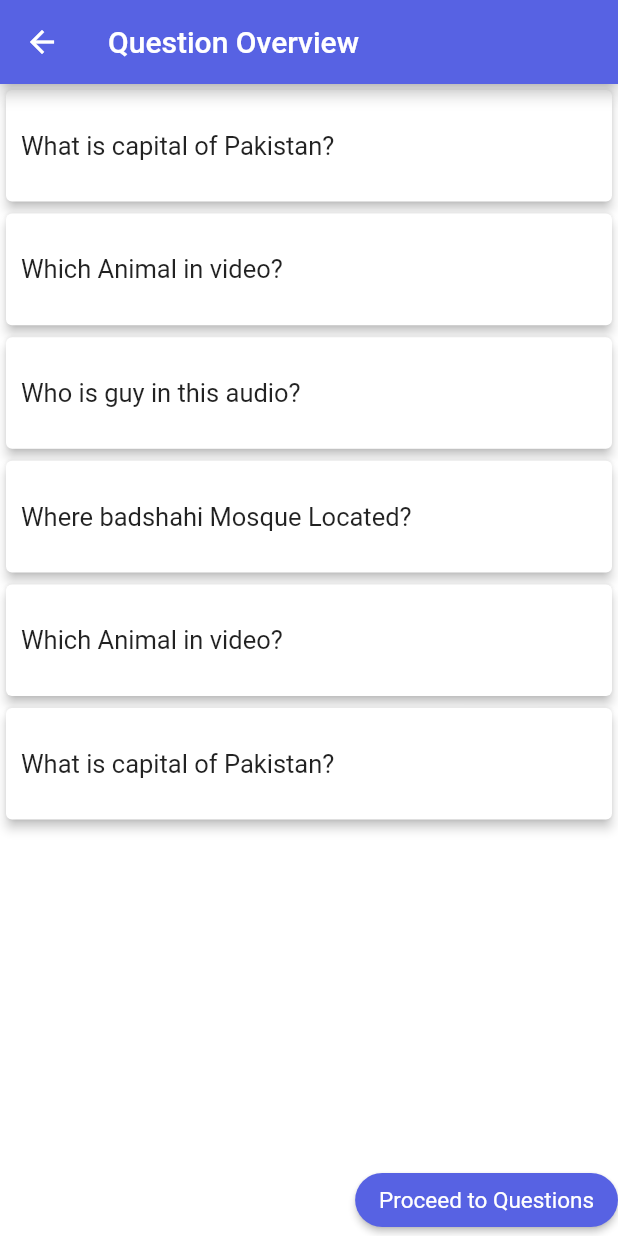
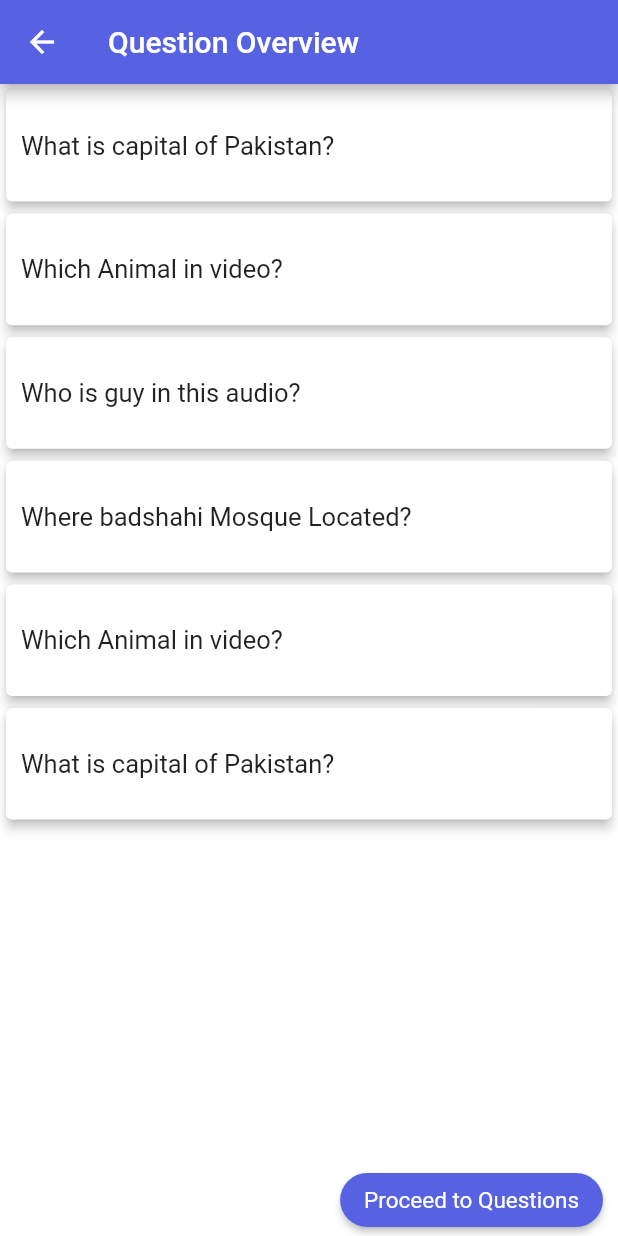
Before and after one commit to zubariaayub634/theQuizMobileApp, a Flutter app: the QuestionsOverview screen opened directly, on a phone screen of 412 x 824 dp. Run offline on Flutter 3.47's test engine with Material 2 defaults, Android fonts, the phone set to English and light mode, and no system bars; our stand-ins replace better_player, rflutter_alert, shared_preferences; missing offline and left inert: admob_flutter, audioplayerui, chewie_audio, cron; accounts and stored records are empty.

Commit message:
Adds padding to button

```diff
--- a/lib/screens/questionsOverview.dart
+++ b/lib/screens/questionsOverview.dart
@@ -94,7 +94,10 @@ class _QuestionsOverviewState extends State<QuestionsOverview> {
                         questions: widget.result[widget.index].questions,
                       ));
                 },
-              )
+              ),
+              SizedBox(
+                width: 10.0,
+              ),
             ],
             mainAxisAlignment: MainAxisAlignment.end,
           ),
```
